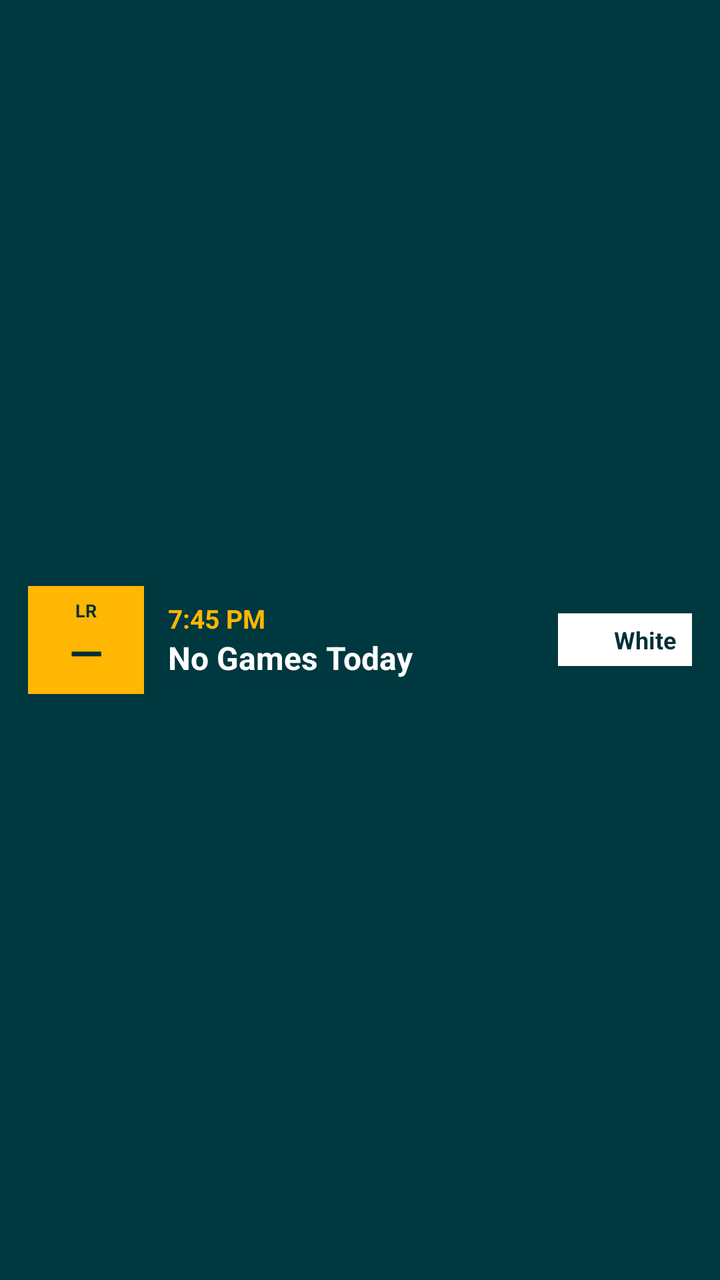
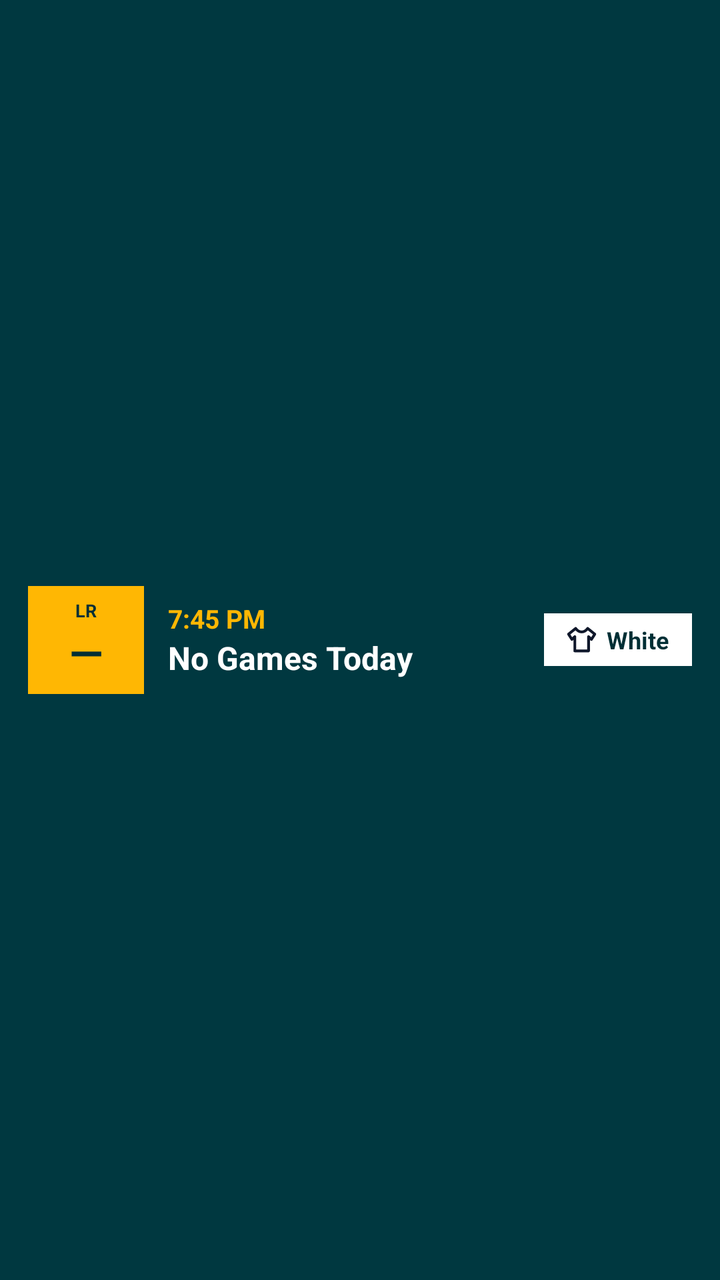

The first picture is an Android layout as it rendered before a commit; the second is the same layout after the commit. The layout source and the unified diff follow.
<!-- AndroidManifest.xml: fallback theme Theme.MaterialComponents.DayNight.NoActionBar -->
<!-- res/layout/locker_room_widget.xml -->
<?xml version="1.0" encoding="utf-8"?>
<LinearLayout xmlns:android="http://schemas.android.com/apk/res/android"
    android:id="@+id/widget_root_container"
    android:layout_width="match_parent"
    android:layout_height="match_parent"
    android:background="#003840"
    android:gravity="center_vertical"
    android:orientation="horizontal"
    android:padding="14dp">

    
    <LinearLayout
        android:layout_width="58dp"
        android:layout_height="54dp"
        android:background="#FFB703"
        android:gravity="center"
        android:orientation="vertical"
        android:padding="4dp">

        <TextView
            android:layout_width="wrap_content"
            android:layout_height="wrap_content"
            android:text="LR"
            android:textColor="#002F35"
            android:textSize="9sp"
            android:textStyle="bold" />

        <TextView
            android:id="@+id/tv_locker_number"
            android:layout_width="wrap_content"
            android:layout_height="wrap_content"
            android:text="—"
            android:textColor="#002F35"
            android:textSize="22sp"
            android:textStyle="bold" />
    </LinearLayout>

    
    <LinearLayout
        android:layout_width="0dp"
        android:layout_height="wrap_content"
        android:layout_marginStart="12dp"
        android:layout_weight="1"
        android:orientation="vertical">

        <TextView
            android:id="@+id/tv_game_time"
            android:layout_width="wrap_content"
            android:layout_height="wrap_content"
            android:text="7:45 PM"
            android:textColor="#FFB703"
            android:textSize="13sp"
            android:textStyle="bold" />

        <TextView
            android:id="@+id/tv_headline"
            android:layout_width="match_parent"
            android:layout_height="wrap_content"
            android:ellipsize="end"
            android:maxLines="1"
            android:text="No Games Today"
            android:textColor="#FFFFFF"
            android:textSize="16sp"
            android:textStyle="bold" />
    </LinearLayout>

    
    <LinearLayout
        android:id="@+id/jersey_badge_container"
        android:layout_width="wrap_content"
        android:layout_height="wrap_content"
        android:layout_marginStart="8dp"
        android:background="#FFFFFF"
        android:gravity="center_vertical"
        android:orientation="horizontal"
        android:paddingStart="8dp"
        android:paddingTop="5dp"
        android:paddingEnd="8dp"
        android:paddingBottom="5dp">

        <ImageView
            android:id="@+id/iv_jersey_icon"
            android:layout_width="15dp"
            android:layout_height="15dp"
            android:src="@drawable/ic_jersey" />

        <TextView
            android:id="@+id/tv_jersey_badge"
            android:layout_width="wrap_content"
            android:layout_height="wrap_content"
            android:layout_marginStart="5dp"
            android:text="White"
            android:textColor="#002F35"
            android:textSize="12sp"
            android:textStyle="bold" />
    </LinearLayout>
</LinearLayout>
<!-- resources referenced by this layout -->
<resources>
  <!-- drawable ic_jersey (drawable) -->
  <vector xmlns:android="http://schemas.android.com/apk/res/android"
      android:width="16dp"
      android:height="16dp"
      android:viewportWidth="24"
      android:viewportHeight="24">
      <path
          android:fillColor="#FFFFFF"
          android:pathData="M7.2,3L1.5,7.6L4.2,11.8L6.5,9.6V21H17.5V9.6L19.8,11.8L22.5,7.6L16.8,3C15.5,4.8 13.8,5.8 12,5.8C10.2,5.8 8.5,4.8 7.2,3Z" />
  </vector>
</resources>

<!-- the commit's change to res/layout/locker_room_widget.xml (unified diff, before → after) -->
@@ -67,15 +67,13 @@
     
     <LinearLayout
         android:id="@+id/jersey_badge_container"
-        android:layout_width="wrap_content"
+        android:layout_width="74dp"
         android:layout_height="wrap_content"
         android:layout_marginStart="8dp"
         android:background="#FFFFFF"
-        android:gravity="center_vertical"
+        android:gravity="center"
         android:orientation="horizontal"
-        android:paddingStart="8dp"
         android:paddingTop="5dp"
-        android:paddingEnd="8dp"
         android:paddingBottom="5dp">
 
         <ImageView
<!-- resource entries referenced after the edit -->
@@ -8,6 +8,9 @@
       android:viewportHeight="24">
       <path
           android:fillColor="#FFFFFF"
+          android:strokeColor="#0F172A"
+          android:strokeWidth="2.2"
+          android:strokeLineJoin="round"
           android:pathData="M7.2,3L1.5,7.6L4.2,11.8L6.5,9.6V21H17.5V9.6L19.8,11.8L22.5,7.6L16.8,3C15.5,4.8 13.8,5.8 12,5.8C10.2,5.8 8.5,4.8 7.2,3Z" />
   </vector>
 </resources>
